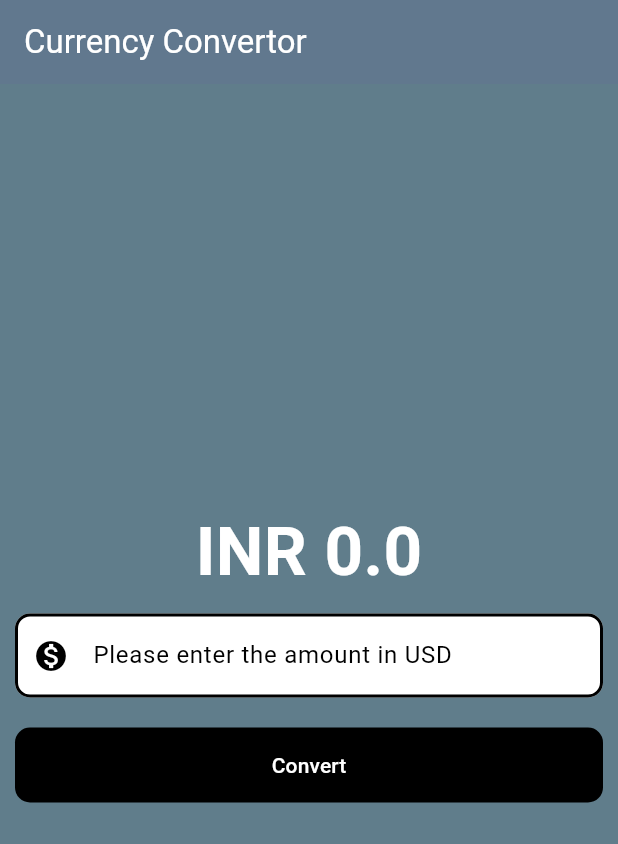
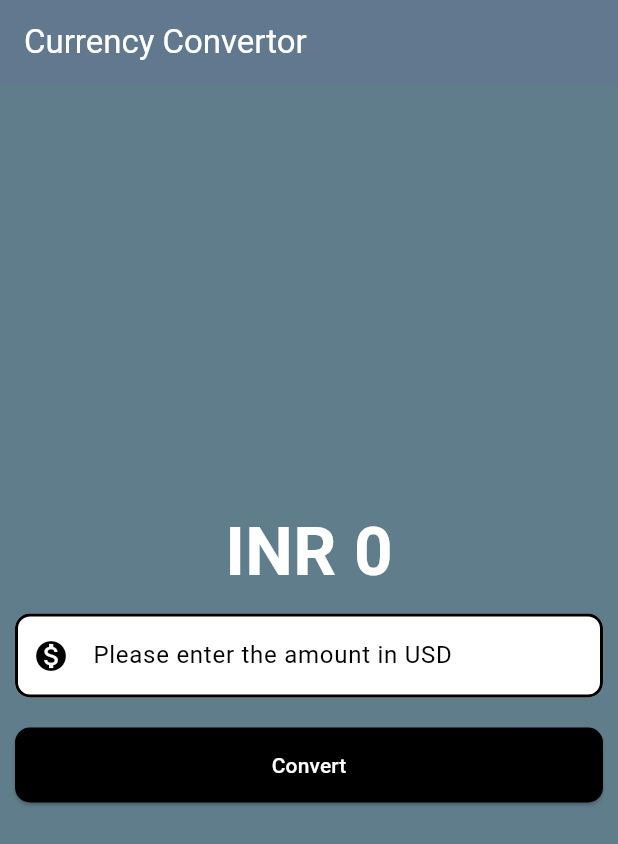
Before and after one commit to dravidsajin/flutter_learnings, a Flutter app: the screen it shows after launch, on a phone screen of 412 x 824 dp. Shown: the top 844 px of the screen. Run offline on Flutter 3.47's test engine with Material 3 defaults, Android fonts, the phone set to English and light mode, and no system bars.

Commit message:
Added some improvements

```diff
--- a/currency_converter/lib/pages/currency_converter_material_page.dart
+++ b/currency_converter/lib/pages/currency_converter_material_page.dart
@@ -10,6 +10,12 @@ class CurrencyConverterMaterialHomePage extends StatefulWidget {
 class _CurrencyConverterState extends State<CurrencyConverterMaterialHomePage> {
   double convertedINR = 0;
   final TextEditingController textEditingController = TextEditingController();
+
+  @override
+  void dispose() {
+    textEditingController.dispose();
+    super.dispose();
+  }
 
   @override
   Widget build(BuildContext context) {
@@ -37,7 +43,7 @@ class _CurrencyConverterState extends State<CurrencyConverterMaterialHomePage> {
         child: Column(
           mainAxisAlignment: MainAxisAlignment.center,
           children: [
-            Text('INR $convertedINR',
+            Text('INR ${convertedINR != 0 ? convertedINR.toStringAsFixed(2) : convertedINR.toStringAsFixed(0)}',
                 style: const TextStyle(
                   fontSize: 45,
                   fontWeight: FontWeight.bold,
@@ -70,7 +76,7 @@ class _CurrencyConverterState extends State<CurrencyConverterMaterialHomePage> {
             ),
             Padding(
               padding: const EdgeInsets.all(10.0),
-              child: TextButton(
+              child: ElevatedButton(
                   onPressed: () {
                     setState(() {
                       convertedINR =
```
